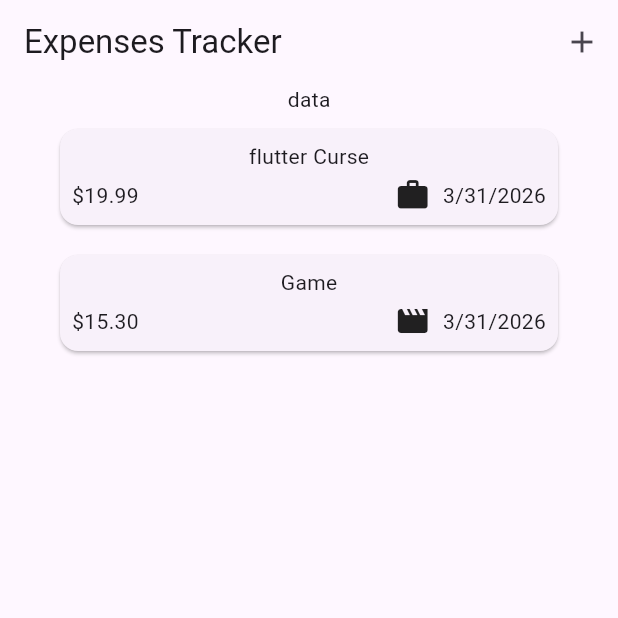
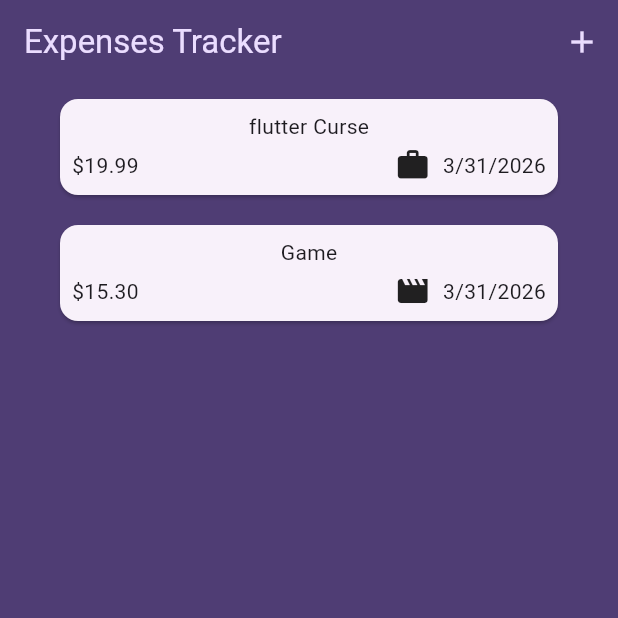
Before and after one commit to Perr4/expense_traker, a Flutter app: the screen it shows after launch, on a phone screen of 412 x 824 dp, the top half of it. Run offline on Flutter 3.47's test engine with Material 3 defaults, Android fonts, the phone set to English and light mode, and no system bars; our stand-ins replace google_fonts.

Commit message:
Enhance UI and functionality: integrate Google Fonts, improve expense management with dismissible items, and update theme settings

```diff
--- a/lib/main.dart
+++ b/lib/main.dart
@@ -1,5 +1,11 @@
 import 'package:expense_traker/widget/expenses.dart';
 import 'package:flutter/material.dart';
+import 'package:google_fonts/google_fonts.dart';
+
+
+
+var kColorScheme =ColorScheme.fromSeed(seedColor: Colors.deepPurple);
+
 
 void main() {
   runApp(const MyApp());
@@ -15,7 +21,15 @@ class MyApp extends StatelessWidget {
       title: 'ExpenseCounter',
       theme: ThemeData(
         useMaterial3: true,
-        colorScheme: .fromSeed(seedColor: Colors.deepPurple),
+        colorScheme: kColorScheme,
+        scaffoldBackgroundColor: kColorScheme.onPrimaryContainer,
+        appBarTheme: AppBarTheme().copyWith(
+          backgroundColor: kColorScheme.onPrimaryContainer,
+          foregroundColor: kColorScheme.primaryContainer
+        ),
+        textTheme: TextTheme(
+
+        )
       ),
       home: const Expenses(),
     );
--- a/lib/widget/expenses.dart
+++ b/lib/widget/expenses.dart
@@ -28,31 +28,54 @@ class _ExpensesState extends State<Expenses> {
     ),
   ];
 
+  void _openAddExpenseOverlay() {
+    showModalBottomSheet(
+      isScrollControlled: true,
+      context: context,
+      builder: (ctx) => NewExpenses(_addExpense),
+    );
+  }
 
-  void _openAddExpenseOverlay(){
-    showModalBottomSheet(isScrollControlled: true,context: context, builder:(ctx)=> NewExpenses(_addExpense));
-
-  }
-  void _addExpense(Expense exp){
+  void _addExpense(Expense exp) {
     setState(() {
       _registeredExpenses.add(exp);
     });
   }
 
+  void _removeExpense(Expense expense) {
+    final expenseIndex = _registeredExpenses.indexOf(expense);
+    setState(() {
+      _registeredExpenses.remove(expense);
+    });
+    ScaffoldMessenger.of(context).clearSnackBars();
+    ScaffoldMessenger.of(
+      context,
+    ).showSnackBar(SnackBar(content: const Text("data"),duration: const Duration(seconds: 3),action: SnackBarAction(label: 'undo', onPressed: (){
+      setState(() {
+        _registeredExpenses.insert(expenseIndex, expense);
+      });
+    }),));
+  }
 
   @override
   Widget build(BuildContext context) {
+    Widget mainContent = const Center(child: Text("No Expenses found!"));
+
+    if (_registeredExpenses.isNotEmpty) {
+      mainContent = ExpensesList(_removeExpense, expenses: _registeredExpenses);
+    }
+
     return Scaffold(
       appBar: AppBar(
-        title:const Text("Expenses Tracker"),
-        actions: [IconButton(onPressed: _openAddExpenseOverlay, icon: Icon(Icons.add))],
-      ),
-      body: Column(
-        children: [
-          Text("data"),
-          Expanded(child: ExpensesList(expenses: _registeredExpenses)),
+        title: const Text("Expenses Tracker"),
+        actions: [
+          IconButton(
+            onPressed: _openAddExpenseOverlay,
+            icon: const Icon(Icons.add),
+          ),
         ],
       ),
+      body: Column(children: [Expanded(child: mainContent)]),
     );
   }
 }
--- a/lib/widget/expenses_list/expenses_list.dart
+++ b/lib/widget/expenses_list/expenses_list.dart
@@ -3,14 +3,23 @@ import 'package:expense_traker/widget/expenses_list/expenses_item.dart';
 import 'package:flutter/material.dart';
 
 class ExpensesList extends StatelessWidget {
+  const ExpensesList(this.remouveExpese, {super.key, required this.expenses});
+
+  final void Function(Expense exp) remouveExpese;
   final List<Expense> expenses;
 
-  const ExpensesList({super.key, required this.expenses});
   @override
   Widget build(BuildContext context) {
     return ListView.builder(
       itemCount: expenses.length,
-      itemBuilder: (ctx, index) => ExpensesItem(expense: expenses[index]),
+
+      itemBuilder: (ctx, index) => Dismissible(
+        key: ValueKey(expenses[index]),
+        onDismissed: (dir){
+          remouveExpese(expenses[index]);
+        },
+        child: ExpensesItem(expense: expenses[index]),
+      ),
     );
   }
 }
--- a/lib/widget/new_expenses.dart
+++ b/lib/widget/new_expenses.dart
@@ -1,4 +1,3 @@
-import 'dart:ffi';
 
 import 'package:expense_traker/model/expense.dart';
 import 'package:flutter/material.dart';
--- a/pubspec.yaml
+++ b/pubspec.yaml
@@ -36,6 +36,7 @@ dependencies:
   cupertino_icons: ^1.0.8
   uuid: ^4.5.3
   intl: ^0.20.2
+  google_fonts: ^8.0.2
 
 dev_dependencies:
   flutter_test:
```
Also changed, not shown: pubspec.lock.
